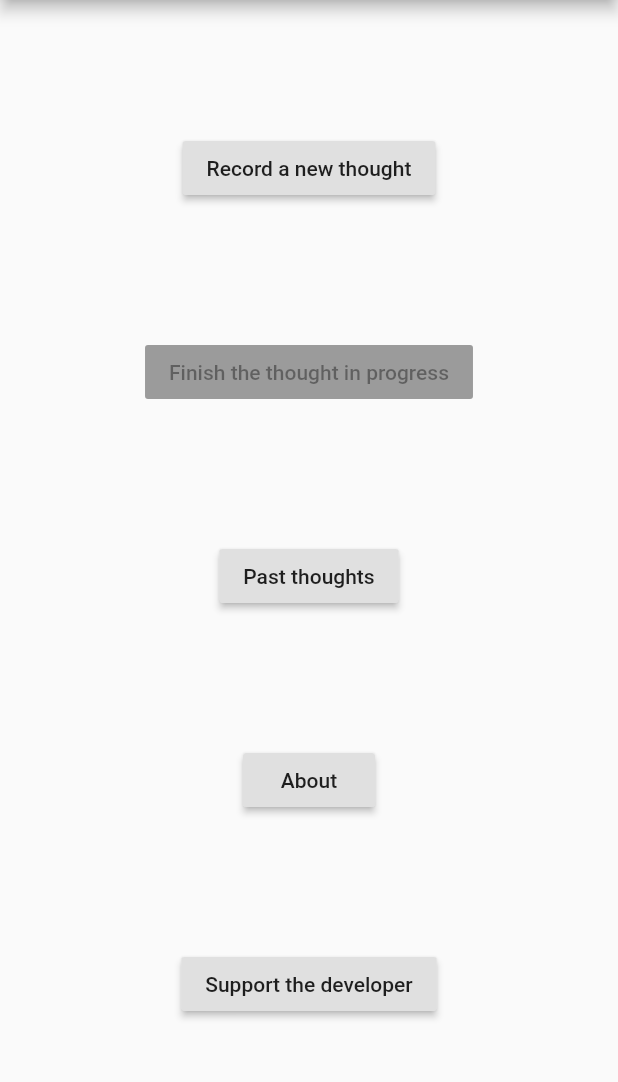
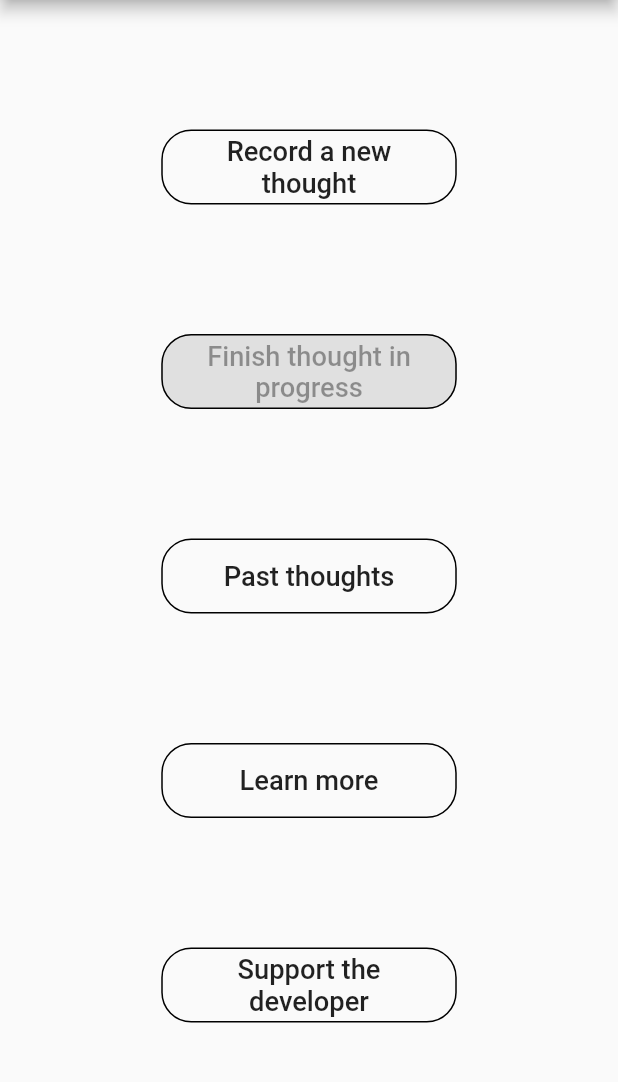
Before and after one commit to FlinnBurgess/mini-cbt, a Flutter app: the screen it shows after launch, on a phone screen of 412 x 824 dp, the part 84-1166 px from its top. Run offline on Flutter 3.47's test engine with Material 2 defaults, Android fonts, the phone set to English and light mode, and no system bars.

Commit message:
Restyle buttons and a few other UI elements

```diff
--- a/lib/main.dart
+++ b/lib/main.dart
@@ -40,12 +40,112 @@ class MyHomePage extends StatefulWidget {
 }
 
 class _MyHomePageState extends State<MyHomePage> {
-  int _counter = 0;
-
-  void _incrementCounter() {
-    setState(() {
-      _counter++;
-    });
+  @override
+  Widget build(BuildContext context) {
+    return Scaffold(
+      appBar: AppBar(
+        title: Text(widget.title),
+      ),
+      body: Center(
+        child: Consumer<Thoughts>(builder: (context, thoughts, _) {
+          return Column(
+            mainAxisAlignment: MainAxisAlignment.spaceEvenly,
+            children: [
+              FlatButton(
+                shape: RoundedRectangleBorder(
+                    borderRadius: BorderRadius.circular(20.0),
+                    side: BorderSide(color: Colors.black)),
+                onPressed: () {
+                  if (thoughts.thoughtInProgress) {
+                    _showDeleteCurrentThoughtConfirmation(context, thoughts);
+                  } else {
+                    Navigator.of(context).push(
+                        MaterialPageRoute(builder: (_) => RecordThoughtPage()));
+                  }
+                },
+                child: SizedBox(
+                    width: 165,
+                    height: 50,
+                    child: Center(
+                        child: Text(
+                      'Record a new thought',
+                      textAlign: TextAlign.center,
+                      textScaleFactor: 1.3,
+                    ))),
+              ),
+              FlatButton(
+                  shape: RoundedRectangleBorder(
+                      borderRadius: BorderRadius.circular(20.0),
+                      side: BorderSide(color: Colors.black)),
+                  onPressed: thoughts.thoughtInProgress
+                      ? () {
+                          Navigator.of(context).push(MaterialPageRoute(
+                              builder: (_) => RecordThoughtPage()));
+                        }
+                      : null,
+                  disabledColor: Colors.grey[300],
+                  child: SizedBox(
+                      width: 165,
+                      height: 50,
+                      child: Center(
+                          child: Text(
+                        'Finish thought in progress',
+                        textAlign: TextAlign.center,
+                        textScaleFactor: 1.3,
+                      )))),
+              FlatButton(
+                shape: RoundedRectangleBorder(
+                    borderRadius: BorderRadius.circular(20.0),
+                    side: BorderSide(color: Colors.black)),
+                onPressed: () => Navigator.of(context).push(
+                    MaterialPageRoute(builder: (_) => PastThoughtsPage())),
+                child: SizedBox(
+                    width: 165,
+                    height: 50,
+                    child: Center(
+                        child: Text(
+                      'Past thoughts',
+                      textAlign: TextAlign.center,
+                      textScaleFactor: 1.3,
+                    ))),
+              ),
+              FlatButton(
+                shape: RoundedRectangleBorder(
+                    borderRadius: BorderRadius.circular(20.0),
+                    side: BorderSide(color: Colors.black)),
+                onPressed: () => Navigator.of(context)
+                    .push(MaterialPageRoute(builder: (_) => AboutPage())),
+                child: SizedBox(
+                    width: 165,
+                    height: 50,
+                    child: Center(
+                        child: Text(
+                      'Learn more',
+                      textAlign: TextAlign.center,
+                      textScaleFactor: 1.3,
+                    ))),
+              ),
+              FlatButton(
+                shape: RoundedRectangleBorder(
+                    borderRadius: BorderRadius.circular(20.0),
+                    side: BorderSide(color: Colors.black)),
+                onPressed: () => Navigator.of(context)
+                    .push(MaterialPageRoute(builder: (_) => SupportMePage())),
+                child: SizedBox(
+                    width: 165,
+                    height: 50,
+                    child: Center(
+                        child: Text(
+                      'Support the developer',
+                      textAlign: TextAlign.center,
+                      textScaleFactor: 1.3,
+                    ))),
+              ),
+            ].where((element) => element != null).toList(),
+          );
+        }),
+      ),
+    );
   }
 
   void _showDeleteCurrentThoughtConfirmation(context, Thoughts thoughts) {
@@ -73,60 +173,4 @@ class _MyHomePageState extends State<MyHomePage> {
               ],
             ));
   }
-
-  @override
-  Widget build(BuildContext context) {
-    return Scaffold(
-      appBar: AppBar(
-        title: Text(widget.title),
-      ),
-      body: Center(
-        child: Consumer<Thoughts>(builder: (context, thoughts, _) {
-          return Column(
-            // Invoke "debug painting" (press "p" in the console, choose the
-            // "Toggle Debug Paint" action from the Flutter Inspector in Android
-            // Studio, or the "Toggle Debug Paint" command in Visual Studio Code)
-            // to see the wireframe for each widget.
-            mainAxisAlignment: MainAxisAlignment.spaceEvenly,
-            children: [
-              RaisedButton(
-                onPressed: () {
-                  if (thoughts.thoughtInProgress) {
-                    _showDeleteCurrentThoughtConfirmation(context, thoughts);
-                  } else {
-                    Navigator.of(context).push(
-                        MaterialPageRoute(builder: (_) => RecordThoughtPage()));
-                  }
-                },
-                child: Text('Record a new thought'),
-              ),
-              RaisedButton(
-                  onPressed: thoughts.thoughtInProgress
-                      ? () {
-                          Navigator.of(context).push(MaterialPageRoute(
-                              builder: (_) => RecordThoughtPage()));
-                        }
-                      : null,
-                  child: Text('Finish the thought in progress')),
-              RaisedButton(
-                onPressed: () => Navigator.of(context).push(
-                    MaterialPageRoute(builder: (_) => PastThoughtsPage())),
-                child: Text('Past thoughts'),
-              ),
-              RaisedButton(
-                onPressed: () => Navigator.of(context).push(
-                    MaterialPageRoute(builder: (_) => AboutPage())),
-                child: Text('About'),
-              ),
-              RaisedButton(
-                onPressed: () => Navigator.of(context).push(
-                    MaterialPageRoute(builder: (_) => SupportMePage())),
-                child: Text('Support the developer'),
-              ),
-            ].where((element) => element != null).toList(),
-          );
-        }),
-      ),
-    );
-  }
 }
```
Also changed, not shown: lib/about_page.dart (+31 -14 lines), lib/support_me_page.dart (+15 -7 lines).
